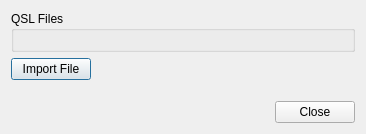
k5mcd/QLog, file ui/PaperQSLDialog.ui: the form before one commit.
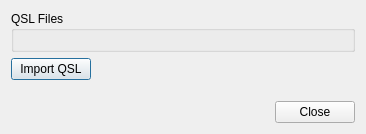
The form after the commit. Icons and pictures are not drawn.

```diff
--- a/ui/PaperQSLDialog.ui
+++ b/ui/PaperQSLDialog.ui
@@ -37,7 +37,7 @@
         <string>Copy the input file from the source folder to the QLog Internal QSL Storage folder.&lt;br/&gt;The original file remains unchanged in the source folder</string>
        </property>
        <property name="text">
-        <string>Import File</string>
+        <string>Import QSL</string>
        </property>
        <property name="icon">
         <iconset theme="folder-open">
```
